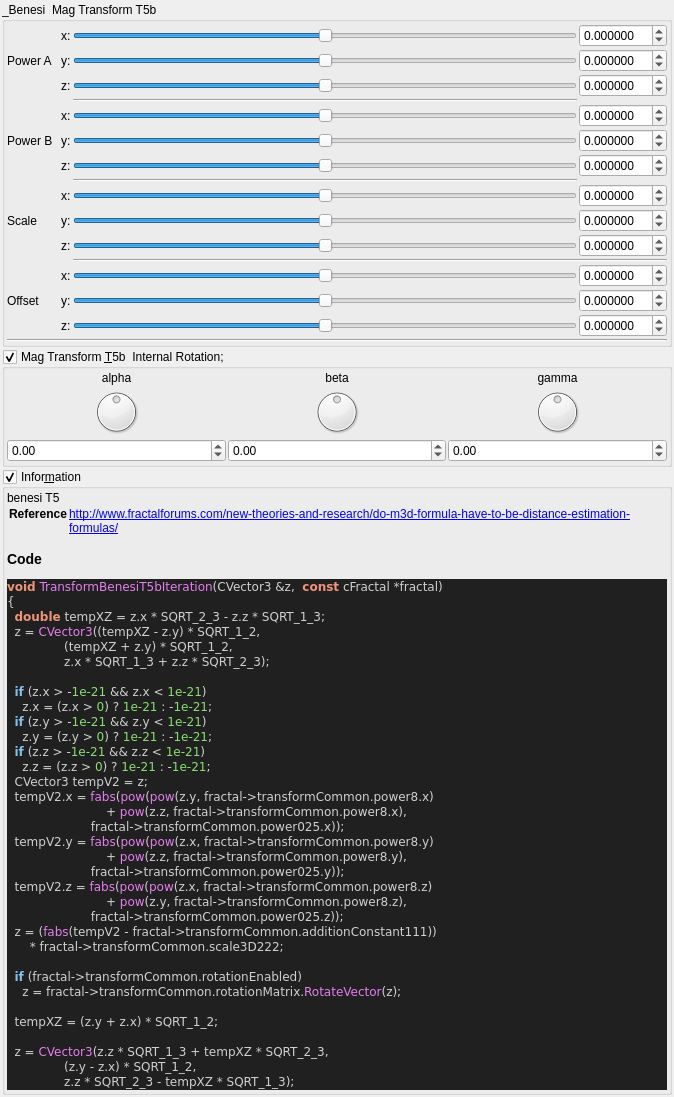
First picture: the form in mandelbulber2/qt_data/fractal_transf_benesi_T5b.ui, repository buddhi1980/mandelbulber2, before the edit.
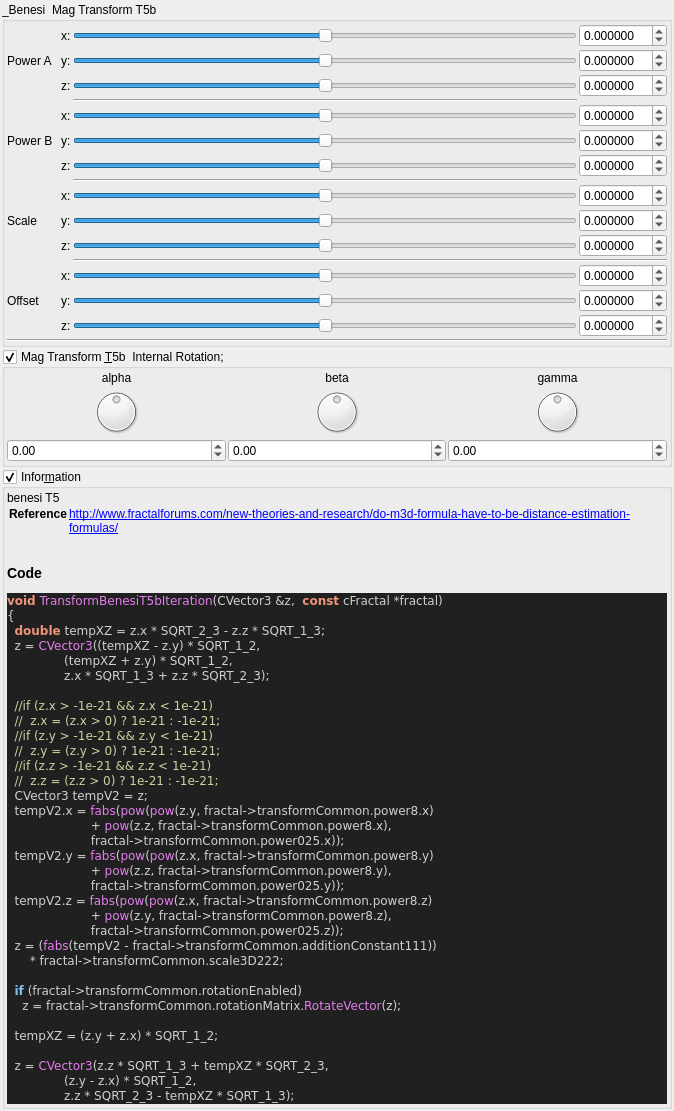
Second picture: the form after the edit. Custom widgets are drawn as their Qt base class.

Commit message:
stripped code highlight output to body tag
 the surrounding part (HTML Tag and comment) contained version specific parts.
 Now only the body tag will be written to the ui file,
 so the complete output of populateUiInformation.php should be reproducable.

 Also readded broken symlinks in deploy/share/mandelbulber2

```diff
--- a/mandelbulber2/qt_data/fractal_transf_benesi_T5b.ui
+++ b/mandelbulber2/qt_data/fractal_transf_benesi_T5b.ui
@@ -1052,38 +1052,33 @@
        <widget class="QLabel" name="label_code_content">
         <property name="text">
          <string>&lt;p&gt;benesi T5&lt;/p&gt;&lt;table&gt;
-&lt;tr&gt;&lt;th&gt;Reference&lt;/th&gt;&lt;td&gt;&lt;a href=&quot;http://www.fractalforums.com/new-theories-and-research/do-m3d-formula-have-to-be-distance-estimation-formulas/&quot;&gt;http://www.fractalforums.com/new-theories-and-research/do-m3d-formula-have-to-be-distance-estimation-formulas/&lt;/a&gt;&lt;/td&gt;&lt;/tr&gt;
+&lt;tr&gt;&lt;th&gt;Reference&lt;/th&gt;&lt;td&gt;&lt;a href=&quot;http://www.fractalforums.com/new-theories-and-research/do-m3d-formula-have-to-be-distance-estimation-formulas/&quot;&gt;http://www.fractalforums.com/new-theories-and-research/do-m3d-formula-have-to-be-distance-estimation-formulas/&lt;br&gt;
+&lt;/td&gt;&lt;/tr&gt;
 &lt;/table&gt;
 &lt;h3&gt;Code&lt;/h3&gt;
-&lt;!DOCTYPE HTML PUBLIC &quot;-//W3C//DTD HTML 4.0 Transitional//EN&quot;&gt;
-&lt;html&gt;
-&lt;head&gt;
-&lt;meta http-equiv=&quot;content-type&quot; content=&quot;text/html; charset=ISO-8859-1&quot;&gt;
-&lt;title&gt;Source file&lt;/title&gt;
-&lt;/head&gt;
 &lt;body style=&quot;background-color:#202020&quot;&gt;
-&lt;pre style=&quot;color:#d0d0d0; background-color:#202020;  font-family:'Courier New';&quot;&gt;&lt;span style=&quot;color:#f09479; font-weight:bold&quot;&gt;void&lt;/span&gt; &lt;span style=&quot;color:#e47eed&quot;&gt;TransformBenesiT5bIteration&lt;/span&gt;&lt;span style=&quot;color:#d0d0d0&quot;&gt;(&lt;/span&gt;CVector3 &lt;span style=&quot;color:#d0d0d0&quot;&gt;&amp;amp;&lt;/span&gt;z&lt;span style=&quot;color:#d0d0d0&quot;&gt;,&lt;/span&gt;  &lt;span style=&quot;color:#f09479; font-weight:bold&quot;&gt;const&lt;/span&gt; cFractal &lt;span style=&quot;color:#d0d0d0&quot;&gt;*&lt;/span&gt;fractal&lt;span style=&quot;color:#d0d0d0&quot;&gt;)&lt;/span&gt;
+&lt;pre style=&quot;color:#d0d0d0; background-color:#202020;  font-family:'Courier New',monospace;&quot;&gt;&lt;span style=&quot;color:#f09479; font-weight:bold&quot;&gt;void&lt;/span&gt; &lt;span style=&quot;color:#e47eed&quot;&gt;TransformBenesiT5bIteration&lt;/span&gt;&lt;span style=&quot;color:#d0d0d0&quot;&gt;(&lt;/span&gt;CVector3 &lt;span style=&quot;color:#d0d0d0&quot;&gt;&amp;amp;&lt;/span&gt;z&lt;span style=&quot;color:#d0d0d0&quot;&gt;,&lt;/span&gt;  &lt;span style=&quot;color:#f09479; font-weight:bold&quot;&gt;const&lt;/span&gt; cFractal &lt;span style=&quot;color:#d0d0d0&quot;&gt;*&lt;/span&gt;fractal&lt;span style=&quot;color:#d0d0d0&quot;&gt;)&lt;/span&gt;
 &lt;span style=&quot;color:#d0d0d0&quot;&gt;{&lt;/span&gt;
   &lt;span style=&quot;color:#f09479; font-weight:bold&quot;&gt;double&lt;/span&gt; tempXZ &lt;span style=&quot;color:#d0d0d0&quot;&gt;=&lt;/span&gt; z&lt;span style=&quot;color:#d0d0d0&quot;&gt;.&lt;/span&gt;x &lt;span style=&quot;color:#d0d0d0&quot;&gt;*&lt;/span&gt; SQRT_2_3 &lt;span style=&quot;color:#d0d0d0&quot;&gt;-&lt;/span&gt; z&lt;span style=&quot;color:#d0d0d0&quot;&gt;.&lt;/span&gt;z &lt;span style=&quot;color:#d0d0d0&quot;&gt;*&lt;/span&gt; SQRT_1_3&lt;span style=&quot;color:#d0d0d0&quot;&gt;;&lt;/span&gt;
   z &lt;span style=&quot;color:#d0d0d0&quot;&gt;=&lt;/span&gt; &lt;span style=&quot;color:#e47eed&quot;&gt;CVector3&lt;/span&gt;&lt;span style=&quot;color:#d0d0d0&quot;&gt;((&lt;/span&gt;tempXZ &lt;span style=&quot;color:#d0d0d0&quot;&gt;-&lt;/span&gt; z&lt;span style=&quot;color:#d0d0d0&quot;&gt;.&lt;/span&gt;y&lt;span style=&quot;color:#d0d0d0&quot;&gt;) *&lt;/span&gt; SQRT_1_2&lt;span style=&quot;color:#d0d0d0&quot;&gt;,&lt;/span&gt;
                &lt;span style=&quot;color:#d0d0d0&quot;&gt;(&lt;/span&gt;tempXZ &lt;span style=&quot;color:#d0d0d0&quot;&gt;+&lt;/span&gt; z&lt;span style=&quot;color:#d0d0d0&quot;&gt;.&lt;/span&gt;y&lt;span style=&quot;color:#d0d0d0&quot;&gt;) *&lt;/span&gt; SQRT_1_2&lt;span style=&quot;color:#d0d0d0&quot;&gt;,&lt;/span&gt;
                z&lt;span style=&quot;color:#d0d0d0&quot;&gt;.&lt;/span&gt;x &lt;span style=&quot;color:#d0d0d0&quot;&gt;*&lt;/span&gt; SQRT_1_3 &lt;span style=&quot;color:#d0d0d0&quot;&gt;+&lt;/span&gt; z&lt;span style=&quot;color:#d0d0d0&quot;&gt;.&lt;/span&gt;z &lt;span style=&quot;color:#d0d0d0&quot;&gt;*&lt;/span&gt; SQRT_2_3&lt;span style=&quot;color:#d0d0d0&quot;&gt;);&lt;/span&gt;
 
-  &lt;span style=&quot;color:#7ec0ee; font-weight:bold&quot;&gt;if&lt;/span&gt; &lt;span style=&quot;color:#d0d0d0&quot;&gt;(&lt;/span&gt;z&lt;span style=&quot;color:#d0d0d0&quot;&gt;.&lt;/span&gt;x &lt;span style=&quot;color:#d0d0d0&quot;&gt;&amp;gt; -&lt;/span&gt;&lt;span style=&quot;color:#87df71&quot;&gt;1e-21&lt;/span&gt; &lt;span style=&quot;color:#d0d0d0&quot;&gt;&amp;amp;&amp;amp;&lt;/span&gt; z&lt;span style=&quot;color:#d0d0d0&quot;&gt;.&lt;/span&gt;x &lt;span style=&quot;color:#d0d0d0&quot;&gt;&amp;lt;&lt;/span&gt; &lt;span style=&quot;color:#87df71&quot;&gt;1e-21&lt;/span&gt;&lt;span style=&quot;color:#d0d0d0&quot;&gt;)&lt;/span&gt;
-    z&lt;span style=&quot;color:#d0d0d0&quot;&gt;.&lt;/span&gt;x &lt;span style=&quot;color:#d0d0d0&quot;&gt;= (&lt;/span&gt;z&lt;span style=&quot;color:#d0d0d0&quot;&gt;.&lt;/span&gt;x &lt;span style=&quot;color:#d0d0d0&quot;&gt;&amp;gt;&lt;/span&gt; &lt;span style=&quot;color:#87df71&quot;&gt;0&lt;/span&gt;&lt;span style=&quot;color:#d0d0d0&quot;&gt;)&lt;/span&gt; ? &lt;span style=&quot;color:#87df71&quot;&gt;1e-21&lt;/span&gt; &lt;span style=&quot;color:#d0d0d0&quot;&gt;: -&lt;/span&gt;&lt;span style=&quot;color:#87df71&quot;&gt;1e-21&lt;/span&gt;&lt;span style=&quot;color:#d0d0d0&quot;&gt;;&lt;/span&gt;
-  &lt;span style=&quot;color:#7ec0ee; font-weight:bold&quot;&gt;if&lt;/span&gt; &lt;span style=&quot;color:#d0d0d0&quot;&gt;(&lt;/span&gt;z&lt;span style=&quot;color:#d0d0d0&quot;&gt;.&lt;/span&gt;y &lt;span style=&quot;color:#d0d0d0&quot;&gt;&amp;gt; -&lt;/span&gt;&lt;span style=&quot;color:#87df71&quot;&gt;1e-21&lt;/span&gt; &lt;span style=&quot;color:#d0d0d0&quot;&gt;&amp;amp;&amp;amp;&lt;/span&gt; z&lt;span style=&quot;color:#d0d0d0&quot;&gt;.&lt;/span&gt;y &lt;span style=&quot;color:#d0d0d0&quot;&gt;&amp;lt;&lt;/span&gt; &lt;span style=&quot;color:#87df71&quot;&gt;1e-21&lt;/span&gt;&lt;span style=&quot;color:#d0d0d0&quot;&gt;)&lt;/span&gt;
-    z&lt;span style=&quot;color:#d0d0d0&quot;&gt;.&lt;/span&gt;y &lt;span style=&quot;color:#d0d0d0&quot;&gt;= (&lt;/span&gt;z&lt;span style=&quot;color:#d0d0d0&quot;&gt;.&lt;/span&gt;y &lt;span style=&quot;color:#d0d0d0&quot;&gt;&amp;gt;&lt;/span&gt; &lt;span style=&quot;color:#87df71&quot;&gt;0&lt;/span&gt;&lt;span style=&quot;color:#d0d0d0&quot;&gt;)&lt;/span&gt; ? &lt;span style=&quot;color:#87df71&quot;&gt;1e-21&lt;/span&gt; &lt;span style=&quot;color:#d0d0d0&quot;&gt;: -&lt;/span&gt;&lt;span style=&quot;color:#87df71&quot;&gt;1e-21&lt;/span&gt;&lt;span style=&quot;color:#d0d0d0&quot;&gt;;&lt;/span&gt;
-  &lt;span style=&quot;color:#7ec0ee; font-weight:bold&quot;&gt;if&lt;/span&gt; &lt;span style=&quot;color:#d0d0d0&quot;&gt;(&lt;/span&gt;z&lt;span style=&quot;color:#d0d0d0&quot;&gt;.&lt;/span&gt;z &lt;span style=&quot;color:#d0d0d0&quot;&gt;&amp;gt; -&lt;/span&gt;&lt;span style=&quot;color:#87df71&quot;&gt;1e-21&lt;/span&gt; &lt;span style=&quot;color:#d0d0d0&quot;&gt;&amp;amp;&amp;amp;&lt;/span&gt; z&lt;span style=&quot;color:#d0d0d0&quot;&gt;.&lt;/span&gt;z &lt;span style=&quot;color:#d0d0d0&quot;&gt;&amp;lt;&lt;/span&gt; &lt;span style=&quot;color:#87df71&quot;&gt;1e-21&lt;/span&gt;&lt;span style=&quot;color:#d0d0d0&quot;&gt;)&lt;/span&gt;
-    z&lt;span style=&quot;color:#d0d0d0&quot;&gt;.&lt;/span&gt;z &lt;span style=&quot;color:#d0d0d0&quot;&gt;= (&lt;/span&gt;z&lt;span style=&quot;color:#d0d0d0&quot;&gt;.&lt;/span&gt;z &lt;span style=&quot;color:#d0d0d0&quot;&gt;&amp;gt;&lt;/span&gt; &lt;span style=&quot;color:#87df71&quot;&gt;0&lt;/span&gt;&lt;span style=&quot;color:#d0d0d0&quot;&gt;)&lt;/span&gt; ? &lt;span style=&quot;color:#87df71&quot;&gt;1e-21&lt;/span&gt; &lt;span style=&quot;color:#d0d0d0&quot;&gt;: -&lt;/span&gt;&lt;span style=&quot;color:#87df71&quot;&gt;1e-21&lt;/span&gt;&lt;span style=&quot;color:#d0d0d0&quot;&gt;;&lt;/span&gt;
+  &lt;span style=&quot;color:#d0d0a0&quot;&gt;//if (z.x &amp;gt; -1e-21 &amp;amp;&amp;amp; z.x &amp;lt; 1e-21)&lt;/span&gt;
+  &lt;span style=&quot;color:#d0d0a0&quot;&gt;//  z.x = (z.x &amp;gt; 0) ? 1e-21 : -1e-21;&lt;/span&gt;
+  &lt;span style=&quot;color:#d0d0a0&quot;&gt;//if (z.y &amp;gt; -1e-21 &amp;amp;&amp;amp; z.y &amp;lt; 1e-21)&lt;/span&gt;
+  &lt;span style=&quot;color:#d0d0a0&quot;&gt;//  z.y = (z.y &amp;gt; 0) ? 1e-21 : -1e-21;&lt;/span&gt;
+  &lt;span style=&quot;color:#d0d0a0&quot;&gt;//if (z.z &amp;gt; -1e-21 &amp;amp;&amp;amp; z.z &amp;lt; 1e-21)&lt;/span&gt;
+  &lt;span style=&quot;color:#d0d0a0&quot;&gt;//  z.z = (z.z &amp;gt; 0) ? 1e-21 : -1e-21;&lt;/span&gt;
   CVector3 tempV2 &lt;span style=&quot;color:#d0d0d0&quot;&gt;=&lt;/span&gt; z&lt;span style=&quot;color:#d0d0d0&quot;&gt;;&lt;/span&gt;
   tempV2&lt;span style=&quot;color:#d0d0d0&quot;&gt;.&lt;/span&gt;x &lt;span style=&quot;color:#d0d0d0&quot;&gt;=&lt;/span&gt; &lt;span style=&quot;color:#e47eed&quot;&gt;fabs&lt;/span&gt;&lt;span style=&quot;color:#d0d0d0&quot;&gt;(&lt;/span&gt;&lt;span style=&quot;color:#e47eed&quot;&gt;pow&lt;/span&gt;&lt;span style=&quot;color:#d0d0d0&quot;&gt;(&lt;/span&gt;&lt;span style=&quot;color:#e47eed&quot;&gt;pow&lt;/span&gt;&lt;span style=&quot;color:#d0d0d0&quot;&gt;(&lt;/span&gt;z&lt;span style=&quot;color:#d0d0d0&quot;&gt;.&lt;/span&gt;y&lt;span style=&quot;color:#d0d0d0&quot;&gt;,&lt;/span&gt; fractal&lt;span style=&quot;color:#d0d0d0&quot;&gt;-&amp;gt;&lt;/span&gt;transformCommon&lt;span style=&quot;color:#d0d0d0&quot;&gt;.&lt;/span&gt;power8&lt;span style=&quot;color:#d0d0d0&quot;&gt;.&lt;/span&gt;x&lt;span style=&quot;color:#d0d0d0&quot;&gt;)&lt;/span&gt;
-                          &lt;span style=&quot;color:#d0d0d0&quot;&gt;+&lt;/span&gt; &lt;span style=&quot;color:#e47eed&quot;&gt;pow&lt;/span&gt;&lt;span style=&quot;color:#d0d0d0&quot;&gt;(&lt;/span&gt;z&lt;span style=&quot;color:#d0d0d0&quot;&gt;.&lt;/span&gt;z&lt;span style=&quot;color:#d0d0d0&quot;&gt;,&lt;/span&gt; fractal&lt;span style=&quot;color:#d0d0d0&quot;&gt;-&amp;gt;&lt;/span&gt;transformCommon&lt;span style=&quot;color:#d0d0d0&quot;&gt;.&lt;/span&gt;power8&lt;span style=&quot;color:#d0d0d0&quot;&gt;.&lt;/span&gt;x&lt;span style=&quot;color:#d0d0d0&quot;&gt;),&lt;/span&gt;
+                      &lt;span style=&quot;color:#d0d0d0&quot;&gt;+&lt;/span&gt; &lt;span style=&quot;color:#e47eed&quot;&gt;pow&lt;/span&gt;&lt;span style=&quot;color:#d0d0d0&quot;&gt;(&lt;/span&gt;z&lt;span style=&quot;color:#d0d0d0&quot;&gt;.&lt;/span&gt;z&lt;span style=&quot;color:#d0d0d0&quot;&gt;,&lt;/span&gt; fractal&lt;span style=&quot;color:#d0d0d0&quot;&gt;-&amp;gt;&lt;/span&gt;transformCommon&lt;span style=&quot;color:#d0d0d0&quot;&gt;.&lt;/span&gt;power8&lt;span style=&quot;color:#d0d0d0&quot;&gt;.&lt;/span&gt;x&lt;span style=&quot;color:#d0d0d0&quot;&gt;),&lt;/span&gt;
                       fractal&lt;span style=&quot;color:#d0d0d0&quot;&gt;-&amp;gt;&lt;/span&gt;transformCommon&lt;span style=&quot;color:#d0d0d0&quot;&gt;.&lt;/span&gt;power025&lt;span style=&quot;color:#d0d0d0&quot;&gt;.&lt;/span&gt;x&lt;span style=&quot;color:#d0d0d0&quot;&gt;));&lt;/span&gt;
   tempV2&lt;span style=&quot;color:#d0d0d0&quot;&gt;.&lt;/span&gt;y &lt;span style=&quot;color:#d0d0d0&quot;&gt;=&lt;/span&gt; &lt;span style=&quot;color:#e47eed&quot;&gt;fabs&lt;/span&gt;&lt;span style=&quot;color:#d0d0d0&quot;&gt;(&lt;/span&gt;&lt;span style=&quot;color:#e47eed&quot;&gt;pow&lt;/span&gt;&lt;span style=&quot;color:#d0d0d0&quot;&gt;(&lt;/span&gt;&lt;span style=&quot;color:#e47eed&quot;&gt;pow&lt;/span&gt;&lt;span style=&quot;color:#d0d0d0&quot;&gt;(&lt;/span&gt;z&lt;span style=&quot;color:#d0d0d0&quot;&gt;.&lt;/span&gt;x&lt;span style=&quot;color:#d0d0d0&quot;&gt;,&lt;/span&gt; fractal&lt;span style=&quot;color:#d0d0d0&quot;&gt;-&amp;gt;&lt;/span&gt;transformCommon&lt;span style=&quot;color:#d0d0d0&quot;&gt;.&lt;/span&gt;power8&lt;span style=&quot;color:#d0d0d0&quot;&gt;.&lt;/span&gt;y&lt;span style=&quot;color:#d0d0d0&quot;&gt;)&lt;/span&gt;
-                          &lt;span style=&quot;color:#d0d0d0&quot;&gt;+&lt;/span&gt; &lt;span style=&quot;color:#e47eed&quot;&gt;pow&lt;/span&gt;&lt;span style=&quot;color:#d0d0d0&quot;&gt;(&lt;/span&gt;z&lt;span style=&quot;color:#d0d0d0&quot;&gt;.&lt;/span&gt;z&lt;span style=&quot;color:#d0d0d0&quot;&gt;,&lt;/span&gt; fractal&lt;span style=&quot;color:#d0d0d0&quot;&gt;-&amp;gt;&lt;/span&gt;transformCommon&lt;span style=&quot;color:#d0d0d0&quot;&gt;.&lt;/span&gt;power8&lt;span style=&quot;color:#d0d0d0&quot;&gt;.&lt;/span&gt;y&lt;span style=&quot;color:#d0d0d0&quot;&gt;),&lt;/span&gt;
+                      &lt;span style=&quot;color:#d0d0d0&quot;&gt;+&lt;/span&gt; &lt;span style=&quot;color:#e47eed&quot;&gt;pow&lt;/span&gt;&lt;span style=&quot;color:#d0d0d0&quot;&gt;(&lt;/span&gt;z&lt;span style=&quot;color:#d0d0d0&quot;&gt;.&lt;/span&gt;z&lt;span style=&quot;color:#d0d0d0&quot;&gt;,&lt;/span&gt; fractal&lt;span style=&quot;color:#d0d0d0&quot;&gt;-&amp;gt;&lt;/span&gt;transformCommon&lt;span style=&quot;color:#d0d0d0&quot;&gt;.&lt;/span&gt;power8&lt;span style=&quot;color:#d0d0d0&quot;&gt;.&lt;/span&gt;y&lt;span style=&quot;color:#d0d0d0&quot;&gt;),&lt;/span&gt;
                       fractal&lt;span style=&quot;color:#d0d0d0&quot;&gt;-&amp;gt;&lt;/span&gt;transformCommon&lt;span style=&quot;color:#d0d0d0&quot;&gt;.&lt;/span&gt;power025&lt;span style=&quot;color:#d0d0d0&quot;&gt;.&lt;/span&gt;y&lt;span style=&quot;color:#d0d0d0&quot;&gt;));&lt;/span&gt;
   tempV2&lt;span style=&quot;color:#d0d0d0&quot;&gt;.&lt;/span&gt;z &lt;span style=&quot;color:#d0d0d0&quot;&gt;=&lt;/span&gt; &lt;span style=&quot;color:#e47eed&quot;&gt;fabs&lt;/span&gt;&lt;span style=&quot;color:#d0d0d0&quot;&gt;(&lt;/span&gt;&lt;span style=&quot;color:#e47eed&quot;&gt;pow&lt;/span&gt;&lt;span style=&quot;color:#d0d0d0&quot;&gt;(&lt;/span&gt;&lt;span style=&quot;color:#e47eed&quot;&gt;pow&lt;/span&gt;&lt;span style=&quot;color:#d0d0d0&quot;&gt;(&lt;/span&gt;z&lt;span style=&quot;color:#d0d0d0&quot;&gt;.&lt;/span&gt;x&lt;span style=&quot;color:#d0d0d0&quot;&gt;,&lt;/span&gt; fractal&lt;span style=&quot;color:#d0d0d0&quot;&gt;-&amp;gt;&lt;/span&gt;transformCommon&lt;span style=&quot;color:#d0d0d0&quot;&gt;.&lt;/span&gt;power8&lt;span style=&quot;color:#d0d0d0&quot;&gt;.&lt;/span&gt;z&lt;span style=&quot;color:#d0d0d0&quot;&gt;)&lt;/span&gt;
-                          &lt;span style=&quot;color:#d0d0d0&quot;&gt;+&lt;/span&gt; &lt;span style=&quot;color:#e47eed&quot;&gt;pow&lt;/span&gt;&lt;span style=&quot;color:#d0d0d0&quot;&gt;(&lt;/span&gt;z&lt;span style=&quot;color:#d0d0d0&quot;&gt;.&lt;/span&gt;y&lt;span style=&quot;color:#d0d0d0&quot;&gt;,&lt;/span&gt; fractal&lt;span style=&quot;color:#d0d0d0&quot;&gt;-&amp;gt;&lt;/span&gt;transformCommon&lt;span style=&quot;color:#d0d0d0&quot;&gt;.&lt;/span&gt;power8&lt;span style=&quot;color:#d0d0d0&quot;&gt;.&lt;/span&gt;z&lt;span style=&quot;color:#d0d0d0&quot;&gt;),&lt;/span&gt;
+                      &lt;span style=&quot;color:#d0d0d0&quot;&gt;+&lt;/span&gt; &lt;span style=&quot;color:#e47eed&quot;&gt;pow&lt;/span&gt;&lt;span style=&quot;color:#d0d0d0&quot;&gt;(&lt;/span&gt;z&lt;span style=&quot;color:#d0d0d0&quot;&gt;.&lt;/span&gt;y&lt;span style=&quot;color:#d0d0d0&quot;&gt;,&lt;/span&gt; fractal&lt;span style=&quot;color:#d0d0d0&quot;&gt;-&amp;gt;&lt;/span&gt;transformCommon&lt;span style=&quot;color:#d0d0d0&quot;&gt;.&lt;/span&gt;power8&lt;span style=&quot;color:#d0d0d0&quot;&gt;.&lt;/span&gt;z&lt;span style=&quot;color:#d0d0d0&quot;&gt;),&lt;/span&gt;
                       fractal&lt;span style=&quot;color:#d0d0d0&quot;&gt;-&amp;gt;&lt;/span&gt;transformCommon&lt;span style=&quot;color:#d0d0d0&quot;&gt;.&lt;/span&gt;power025&lt;span style=&quot;color:#d0d0d0&quot;&gt;.&lt;/span&gt;z&lt;span style=&quot;color:#d0d0d0&quot;&gt;));&lt;/span&gt;
   z &lt;span style=&quot;color:#d0d0d0&quot;&gt;= (&lt;/span&gt;&lt;span style=&quot;color:#e47eed&quot;&gt;fabs&lt;/span&gt;&lt;span style=&quot;color:#d0d0d0&quot;&gt;(&lt;/span&gt;tempV2 &lt;span style=&quot;color:#d0d0d0&quot;&gt;-&lt;/span&gt; fractal&lt;span style=&quot;color:#d0d0d0&quot;&gt;-&amp;gt;&lt;/span&gt;transformCommon&lt;span style=&quot;color:#d0d0d0&quot;&gt;.&lt;/span&gt;additionConstant111&lt;span style=&quot;color:#d0d0d0&quot;&gt;))&lt;/span&gt;
       &lt;span style=&quot;color:#d0d0d0&quot;&gt;*&lt;/span&gt; fractal&lt;span style=&quot;color:#d0d0d0&quot;&gt;-&amp;gt;&lt;/span&gt;transformCommon&lt;span style=&quot;color:#d0d0d0&quot;&gt;.&lt;/span&gt;scale3D222&lt;span style=&quot;color:#d0d0d0&quot;&gt;;&lt;/span&gt;
@@ -1098,10 +1093,7 @@
                z&lt;span style=&quot;color:#d0d0d0&quot;&gt;.&lt;/span&gt;z &lt;span style=&quot;color:#d0d0d0&quot;&gt;*&lt;/span&gt; SQRT_2_3 &lt;span style=&quot;color:#d0d0d0&quot;&gt;-&lt;/span&gt; tempXZ &lt;span style=&quot;color:#d0d0d0&quot;&gt;*&lt;/span&gt; SQRT_1_3&lt;span style=&quot;color:#d0d0d0&quot;&gt;);&lt;/span&gt;
 &lt;span style=&quot;color:#d0d0d0&quot;&gt;}&lt;/span&gt;
 &lt;/pre&gt;
-&lt;/body&gt;
-&lt;/html&gt;
-&lt;!--HTML generated by highlight 3.9, http://www.andre-simon.de/--&gt;
-</string>
+&lt;/body&gt;</string>
         </property>
         <property name="wordWrap">
          <bool>true</bool>
```
The commit also changes 109 other files.
